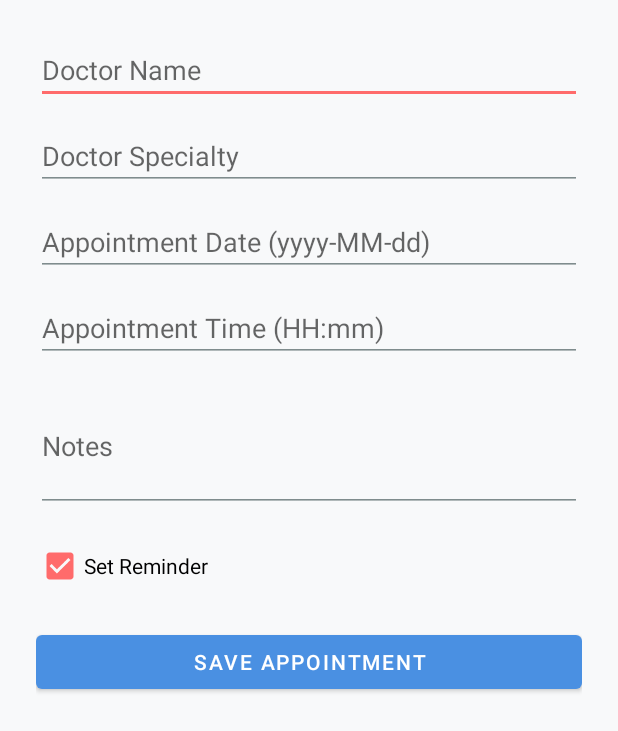
After one commit to SaurabhCodeAgent/PatientMedicineApp, an Android app: the layout dialog_add_edit_appointment.xml on its own in the app's theme, with its tools: preview values and no code run, on a phone screen of 412 x 824 dp. The commit adds this screen. Shown: the top 731 px of the screen. Run offline under Robolectric (Android 15) with nearby library versions, the phone set to English and light mode, and no system bars.

Commit message:
DoctorAppointment

```diff
--- a/app/build.gradle.kts
+++ b/app/build.gradle.kts
@@ -47,4 +47,6 @@ dependencies {
     annotationProcessor("androidx.room:room-compiler:2.6.1")
     implementation("androidx.room:room-ktx:2.6.1")
     implementation("com.google.android.material:material:1.11.0")
+    implementation("androidx.recyclerview:recyclerview:1.3.2")
+    implementation("androidx.constraintlayout:constraintlayout:2.1.4")
 }
--- a/app/src/main/AndroidManifest.xml
+++ b/app/src/main/AndroidManifest.xml
@@ -25,7 +25,9 @@
         <activity android:name=".AddMedicineActivity" />
         <activity android:name=".StockStatusActivity" />
         <activity android:name=".UploadBillActivity" />
+        <activity android:name=".DoctorAppointmentActivity" />
         <receiver android:name=".MedicineReminderReceiver" />
+        <receiver android:name=".AppointmentReminderReceiver" />
     </application>
 
 </manifest>
--- a/app/src/main/java/com/example/patientmedicineapp/AddMedicineActivity.java
+++ b/app/src/main/java/com/example/patientmedicineapp/AddMedicineActivity.java
@@ -44,7 +44,7 @@ public class AddMedicineActivity extends AppCompatActivity {
             getSupportActionBar().setTitle("Add Medicine Quantity");
         }
 
-        db = Room.databaseBuilder(getApplicationContext(), AppDatabase.class, "patient_medicine_db").allowMainThreadQueries().build();
+        db = Room.databaseBuilder(getApplicationContext(), AppDatabase.class, "patient_medicine_db").fallbackToDestructiveMigration().allowMainThreadQueries().build();
         spinnerPatients = findViewById(R.id.spinner_patients);
         spinnerMedicines = findViewById(R.id.spinner_medicines);
         tvCurrentStock = findViewById(R.id.tv_current_stock);
--- a/app/src/main/java/com/example/patientmedicineapp/DailyTrackerActivity.java
+++ b/app/src/main/java/com/example/patientmedicineapp/DailyTrackerActivity.java
@@ -45,7 +45,7 @@ public class DailyTrackerActivity extends AppCompatActivity {
             getSupportActionBar().setTitle("Daily Medicine Tracker");
         }
 
-        db = Room.databaseBuilder(getApplicationContext(), AppDatabase.class, "patient_medicine_db").allowMainThreadQueries().build();
+        db = Room.databaseBuilder(getApplicationContext(), AppDatabase.class, "patient_medicine_db").fallbackToDestructiveMigration().allowMainThreadQueries().build();
         spinnerPatients = findViewById(R.id.spinner_patients);
         RecyclerView rvTracker = findViewById(R.id.rv_tracker);
         rvTracker.setLayoutManager(new LinearLayoutManager(this));
--- a/app/src/main/java/com/example/patientmedicineapp/MainActivity.java
+++ b/app/src/main/java/com/example/patientmedicineapp/MainActivity.java
@@ -25,6 +25,7 @@ public class MainActivity extends AppCompatActivity {
         features.add(new FeatureAdapter.FeatureItem(R.drawable.ic_launcher_foreground, "Add Medicine Quantity"));
         features.add(new FeatureAdapter.FeatureItem(R.drawable.ic_launcher_foreground, "Stock Status"));
         features.add(new FeatureAdapter.FeatureItem(R.drawable.ic_launcher_foreground, "Upload Bill"));
+        features.add(new FeatureAdapter.FeatureItem(R.drawable.ic_launcher_foreground, "Doctor Appointments"));
         FeatureAdapter adapter = new FeatureAdapter(features, position -> {
             switch (position) {
                 case 0:
@@ -51,6 +52,9 @@ public class MainActivity extends AppCompatActivity {
                 case 7:
                     startActivity(new Intent(this, UploadBillActivity.class));
                     break;
+                case 8:
+                    startActivity(new Intent(this, DoctorAppointmentActivity.class));
+                    break;
             }
         });
         rvFeatures.setAdapter(adapter);
--- a/app/src/main/java/com/example/patientmedicineapp/ManualEntryActivity.java
+++ b/app/src/main/java/com/example/patientmedicineapp/ManualEntryActivity.java
@@ -43,7 +43,7 @@ public class ManualEntryActivity extends AppCompatActivity {
             getSupportActionBar().setTitle("Manual Medicine Entry");
         }
 
-        db = Room.databaseBuilder(getApplicationContext(), AppDatabase.class, "patient_medicine_db").allowMainThreadQueries().build();
+        db = Room.databaseBuilder(getApplicationContext(), AppDatabase.class, "patient_medicine_db").fallbackToDestructiveMigration().allowMainThreadQueries().build();
         spinnerPatients = findViewById(R.id.spinner_patients);
         EditText etName = findViewById(R.id.et_medicine_name);
         EditText etDosage = findViewById(R.id.et_dosage);
--- a/app/src/main/java/com/example/patientmedicineapp/MedicineReminderActivity.java
+++ b/app/src/main/java/com/example/patientmedicineapp/MedicineReminderActivity.java
@@ -45,7 +45,7 @@ public class MedicineReminderActivity extends AppCompatActivity {
             getSupportActionBar().setTitle("Medicine Reminder");
         }
 
-        db = Room.databaseBuilder(getApplicationContext(), AppDatabase.class, "patient_medicine_db").allowMainThreadQueries().build();
+        db = Room.databaseBuilder(getApplicationContext(), AppDatabase.class, "patient_medicine_db").fallbackToDestructiveMigration().allowMainThreadQueries().build();
         spinnerPatients = findViewById(R.id.spinner_patients);
         spinnerMedicines = findViewById(R.id.spinner_medicines);
         timePicker = findViewById(R.id.time_picker);
--- a/app/src/main/java/com/example/patientmedicineapp/PatientDetailsActivity.java
+++ b/app/src/main/java/com/example/patientmedicineapp/PatientDetailsActivity.java
@@ -37,7 +37,7 @@ public class PatientDetailsActivity extends AppCompatActivity {
             getSupportActionBar().setTitle("Patient Details");
         }
 
-        db = Room.databaseBuilder(getApplicationContext(), AppDatabase.class, "patient_medicine_db").allowMainThreadQueries().build();
+        db = Room.databaseBuilder(getApplicationContext(), AppDatabase.class, "patient_medicine_db").fallbackToDestructiveMigration().allowMainThreadQueries().build();
         RecyclerView rvPatients = findViewById(R.id.rv_patients);
         rvPatients.setLayoutManager(new LinearLayoutManager(this));
         patientList = db.patientDao().getAllPatients();
--- a/app/src/main/java/com/example/patientmedicineapp/StockStatusActivity.java
+++ b/app/src/main/java/com/example/patientmedicineapp/StockStatusActivity.java
@@ -38,7 +38,7 @@ public class StockStatusActivity extends AppCompatActivity {
             getSupportActionBar().setTitle("Medicine Stock Status");
         }
 
-        db = Room.databaseBuilder(getApplicationContext(), AppDatabase.class, "patient_medicine_db").allowMainThreadQueries().build();
+        db = Room.databaseBuilder(getApplicationContext(), AppDatabase.class, "patient_medicine_db").fallbackToDestructiveMigration().allowMainThreadQueries().build();
         spinnerPatients = findViewById(R.id.spinner_patients);
         RecyclerView rvStock = findViewById(R.id.rv_stock);
         rvStock.setLayoutManager(new LinearLayoutManager(this));
--- a/app/src/main/java/com/example/patientmedicineapp/UploadBillActivity.java
+++ b/app/src/main/java/com/example/patientmedicineapp/UploadBillActivity.java
@@ -52,7 +52,7 @@ public class UploadBillActivity extends AppCompatActivity {
             getSupportActionBar().setTitle("Upload Medical Store Bill");
         }
 
-        db = Room.databaseBuilder(getApplicationContext(), AppDatabase.class, "patient_medicine_db").allowMainThreadQueries().build();
+        db = Room.databaseBuilder(getApplicationContext(), AppDatabase.class, "patient_medicine_db").fallbackToDestructiveMigration().allowMainThreadQueries().build();
         spinnerPatients = findViewById(R.id.spinner_patients);
         Button btnUpload = findViewById(R.id.btn_upload_bill);
         RecyclerView rvBills = findViewById(R.id.rv_bills);
--- a/app/src/main/java/com/example/patientmedicineapp/UploadPrescriptionActivity.java
+++ b/app/src/main/java/com/example/patientmedicineapp/UploadPrescriptionActivity.java
@@ -52,7 +52,7 @@ public class UploadPrescriptionActivity extends AppCompatActivity {
             getSupportActionBar().setTitle("Upload Prescription");
         }
 
-        db = Room.databaseBuilder(getApplicationContext(), AppDatabase.class, "patient_medicine_db").allowMainThreadQueries().build();
+        db = Room.databaseBuilder(getApplicationContext(), AppDatabase.class, "patient_medicine_db").fallbackToDestructiveMigration().allowMainThreadQueries().build();
         spinnerPatients = findViewById(R.id.spinner_patients);
         Button btnUpload = findViewById(R.id.btn_upload_prescription);
         RecyclerView rvPrescriptions = findViewById(R.id.rv_prescriptions);
--- a/app/src/main/java/com/example/patientmedicineapp/model/AppDatabase.java
+++ b/app/src/main/java/com/example/patientmedicineapp/model/AppDatabase.java
@@ -4,11 +4,14 @@ import androidx.room.Database;
 import androidx.room.RoomDatabase;
 import com.example.patientmedicineapp.model.MedicineTracker;
 import com.example.patientmedicineapp.model.MedicineTrackerDao;
+import com.example.patientmedicineapp.model.DoctorAppointment;
+import com.example.patientmedicineapp.model.DoctorAppointmentDao;
 
-@Database(entities = {Patient.class, Medicine.class, Bill.class, MedicineTracker.class}, version = 2)
+@Database(entities = {Patient.class, Medicine.class, Bill.class, MedicineTracker.class, DoctorAppointment.class}, version = 3)
 public abstract class AppDatabase extends RoomDatabase {
     public abstract PatientDao patientDao();
     public abstract MedicineDao medicineDao();
     public abstract BillDao billDao();
     public abstract MedicineTrackerDao medicineTrackerDao();
+    public abstract DoctorAppointmentDao doctorAppointmentDao();
 }
--- /dev/null
+++ b/app/src/main/res/layout/dialog_add_edit_appointment.xml
@@ -0,0 +1,64 @@
+<?xml version="1.0" encoding="utf-8"?>
+<ScrollView xmlns:android="http://schemas.android.com/apk/res/android"
+    android:layout_width="match_parent"
+    android:layout_height="wrap_content">
+    <LinearLayout
+        android:orientation="vertical"
+        android:layout_width="match_parent"
+        android:layout_height="wrap_content"
+        android:padding="24dp">
+
+        <EditText
+            android:id="@+id/et_doctor_name"
+            android:layout_width="match_parent"
+            android:layout_height="wrap_content"
+            android:hint="Doctor Name"
+            android:layout_marginBottom="12dp"/>
+
+        <EditText
+            android:id="@+id/et_doctor_specialty"
+            android:layout_width="match_parent"
+            android:layout_height="wrap_content"
+            android:hint="Doctor Specialty"
+            android:layout_marginBottom="12dp"/>
+
+        <EditText
+            android:id="@+id/et_appointment_date"
+            android:layout_width="match_parent"
+            android:layout_height="wrap_content"
+            android:hint="Appointment Date (yyyy-MM-dd)"
+            android:inputType="date"
+            android:layout_marginBottom="12dp"/>
+
+        <EditText
+            android:id="@+id/et_appointment_time"
+            android:layout_width="match_parent"
+            android:layout_height="wrap_content"
+            android:hint="Appointment Time (HH:mm)"
+            android:inputType="time"
+            android:layout_marginBottom="12dp"/>
+
+        <EditText
+            android:id="@+id/et_notes"
+            android:layout_width="match_parent"
+            android:layout_height="wrap_content"
+            android:hint="Notes"
+            android:inputType="textMultiLine"
+            android:minLines="3"
+            android:layout_marginBottom="12dp"/>
+
+        <CheckBox
+            android:id="@+id/cb_reminder"
+            android:layout_width="match_parent"
+            android:layout_height="wrap_content"
+            android:text="Set Reminder"
+            android:checked="true"
+            android:layout_marginBottom="16dp"/>
+
+        <Button
+            android:id="@+id/btn_save_appointment"
+            android:layout_width="match_parent"
+            android:layout_height="wrap_content"
+            android:text="Save Appointment"/>
+    </LinearLayout>
+</ScrollView>
```
Also changed, not shown: app/src/main/java/com/example/patientmedicineapp/AppointmentAdapter.java (added, +65 -0 lines), app/src/main/java/com/example/patientmedicineapp/AppointmentReminderReceiver.java (added, +41 -0 lines), app/src/main/java/com/example/patientmedicineapp/DoctorAppointmentActivity.java (added, +244 -0 lines), app/src/main/java/com/example/patientmedicineapp/model/DoctorAppointment.java (added, +17 -0 lines), app/src/main/java/com/example/patientmedicineapp/model/DoctorAppointmentDao.java (added, +33 -0 lines), app/src/main/res/layout/activity_doctor_appointment.xml (added, +26 -0 lines), app/src/main/res/layout/item_appointment.xml (added, +72 -0 lines).
